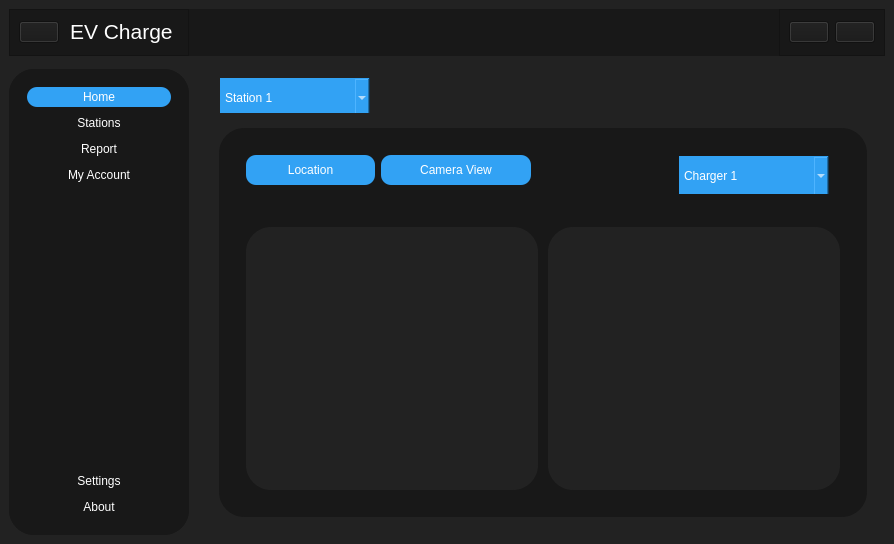
Manjus17/project_EV, file icons/main.ui: the form before one commit.
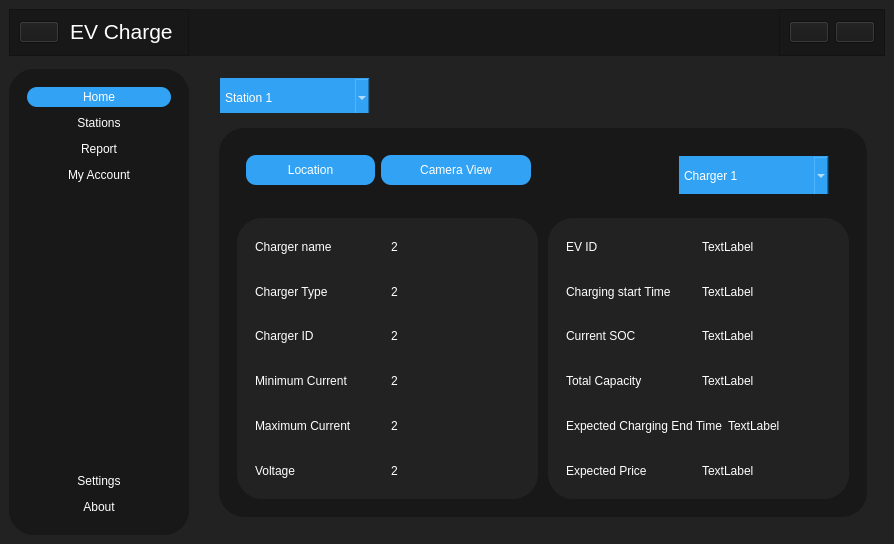
The form after the commit. The open tabs and pages were chosen to show the change. Icons and pictures are not drawn.

What changed in the file:
```diff
--- a/icons/main.ui
+++ b/icons/main.ui
@@ -774,6 +774,12 @@
                     </property>
                     <item row="0" column="0">
                      <widget class="QStackedWidget" name="stackedWidget_2">
+                      <property name="minimumSize">
+                       <size>
+                        <width>0</width>
+                        <height>70</height>
+                       </size>
+                      </property>
                       <property name="currentIndex">
                        <number>0</number>
                       </property>
@@ -1360,6 +1366,18 @@
                                      <property name="spacing">
                                       <number>10</number>
                                      </property>
+                                     <property name="leftMargin">
+                                      <number>0</number>
+                                     </property>
+                                     <property name="topMargin">
+                                      <number>0</number>
+                                     </property>
+                                     <property name="rightMargin">
+                                      <number>0</number>
+                                     </property>
+                                     <property name="bottomMargin">
+                                      <number>0</number>
+                                     </property>
                                      <item>
                                       <widget class="QFrame" name="frame_36">
                                        <property name="styleSheet">
@@ -1371,6 +1389,212 @@
                                        <property name="frameShadow">
                                         <enum>QFrame::Raised</enum>
                                        </property>
+                                       <layout class="QVBoxLayout" name="verticalLayout_19">
+                                        <item>
+                                         <widget class="QFrame" name="frame_70">
+                                          <property name="frameShape">
+                                           <enum>QFrame::StyledPanel</enum>
+                                          </property>
+                                          <property name="frameShadow">
+                                           <enum>QFrame::Raised</enum>
+                                          </property>
+                                          <layout class="QHBoxLayout" name="horizontalLayout_37">
+                                           <item>
+                                            <widget class="QLabel" name="label_45">
+                                             <property name="styleSheet">
+                                              <string notr="true">color: rgb(255, 255, 255);
+font: 12pt &quot;Calibri&quot;;</string>
+                                             </property>
+                                             <property name="text">
+                                              <string>Charger name</string>
+                                             </property>
+                                            </widget>
+                                           </item>
+                                           <item>
+                                            <widget class="QLabel" name="label_46">
+                                             <property name="styleSheet">
+                                              <string notr="true">color: rgb(255, 255, 255);
+font: 12pt &quot;Calibri&quot;;</string>
+                                             </property>
+                                             <property name="text">
+                                              <string>2</string>
+                                             </property>
+                                            </widget>
+                                           </item>
+                                          </layout>
+                                         </widget>
+                                        </item>
+                                        <item>
+                                         <widget class="QFrame" name="frame_71">
+                                          <property name="frameShape">
+                                           <enum>QFrame::StyledPanel</enum>
+                                          </property>
+                                          <property name="frameShadow">
+                                           <enum>QFrame::Raised</enum>
+                                          </property>
+                                          <layout class="QHBoxLayout" name="horizontalLayout_38">
+                                           <item>
+                                            <widget class="QLabel" name="label_47">
+                                             <property name="styleSheet">
+                                              <string notr="true">color: rgb(255, 255, 255);
+font: 12pt &quot;Calibri&quot;;</string>
+                                             </property>
+                                             <property name="text">
+                                              <string>Charger Type</string>
+                                             </property>
+                                            </widget>
+                                           </item>
+                                           <item>
+                                            <widget class="QLabel" name="label_48">
+                                             <property name="styleSheet">
+                                              <string notr="true">color: rgb(255, 255, 255);
+font: 12pt &quot;Calibri&quot;;</string>
+                                             </property>
+                                             <property name="text">
+                                              <string>2</string>
+                                             </property>
+                                            </widget>
+                                           </item>
+                                          </layout>
+                                         </widget>
+                                        </item>
+                                        <item>
+                                         <widget class="QFrame" name="frame_72">
+                                          <property name="frameShape">
+                                           <enum>QFrame::StyledPanel</enum>
+                                          </property>
+                                          <property name="frameShadow">
+                                           <enum>QFrame::Raised</enum>
+                                          </property>
+                                          <layout class="QHBoxLayout" name="horizontalLayout_39">
+                                           <item>
+                                            <widget class="QLabel" name="label_49">
+                                             <property name="styleSheet">
+                                              <string notr="true">color: rgb(255, 255, 255);
+font: 12pt &quot;Calibri&quot;;</string>
+                                             </property>
+                                             <property name="text">
+                                              <string>Charger ID</string>
+                                             </property>
+                                            </widget>
+                                           </item>
+                                           <item>
+                                            <widget class="QLabel" name="label_50">
+                                             <property name="styleSheet">
+                                              <string notr="true">color: rgb(255, 255, 255);
+font: 12pt &quot;Calibri&quot;;</string>
+                                             </property>
+                                             <property name="text">
+                                              <string>2</string>
+                                             </property>
+                                            </widget>
+                                           </item>
+                                          </layout>
+                                         </widget>
+                                        </item>
+                                        <item>
+                                         <widget class="QFrame" name="frame_73">
+                                          <property name="frameShape">
+                                           <enum>QFrame::StyledPanel</enum>
+                                          </property>
+                                          <property name="frameShadow">
+                                           <enum>QFrame::Raised</enum>
+                                          </property>
+                                          <layout class="QHBoxLayout" name="horizontalLayout_40">
+                                           <item>
+                                            <widget class="QLabel" name="label_51">
+                                             <property name="styleSheet">
+                                              <string notr="true">color: rgb(255, 255, 255);
+font: 12pt &quot;Calibri&quot;;</string>
+                                             </property>
+                                             <property name="text">
+                                              <string>Minimum Current</string>
+                                             </property>
+                                            </widget>
+                                           </item>
+                                           <item>
+                                            <widget class="QLabel" name="label_52">
+                                             <property name="styleSheet">
+                                              <string notr="true">color: rgb(255, 255, 255);
+font: 12pt &quot;Calibri&quot;;</string>
+                                             </property>
+                                             <property name="text">
+                                              <string>2</string>
+                                             </property>
+                                            </widget>
+                                           </item>
+                                          </layout>
+                                         </widget>
+                                        </item>
+                                        <item>
+                                         <widget class="QFrame" name="frame_74">
+                                          <property name="frameShape">
+                                           <enum>QFrame::StyledPanel</enum>
+                                          </property>
+                                          <property name="frameShadow">
+                                           <enum>QFrame::Raised</enum>
+                                          </property>
+                                          <layout class="QHBoxLayout" name="horizontalLayout_41">
+                                           <item>
+                                            <widget class="QLabel" name="label_53">
+                                             <property name="styleSheet">
+                                              <string notr="true">color: rgb(255, 255, 255);
+font: 12pt &quot;Calibri&quot;;</string>
+                                             </property>
+                                             <property name="text">
+                                              <string>Maximum Current</string>
+                                             </property>
+                                            </widget>
+                                           </item>
+                                           <item>
+                                            <widget class="QLabel" name="label_54">
+                                             <property name="styleSheet">
+                                              <string notr="true">color: rgb(255, 255, 255);
+font: 12pt &quot;Calibri&quot;;</string>
+                                             </property>
+                                             <property name="text">
+                                              <string>2</string>
+                                             </property>
+                                            </widget>
+                                           </item>
+                                          </layout>
+                                         </widget>
+                                        </item>
+                                        <item>
+                                         <widget class="QFrame" name="frame_75">
+                                          <property name="frameShape">
+                                           <enum>QFrame::StyledPanel</enum>
+                                          </property>
+                                          <property name="frameShadow">
+                                           <enum>QFrame::Raised</enum>
+                                          </property>
+                                          <layout class="QHBoxLayout" name="horizontalLayout_42">
+                                           <item>
+                                            <widget class="QLabel" name="label_55">
+                                             <property name="styleSheet">
+                                              <string notr="true">color: rgb(255, 255, 255);
+font: 12pt &quot;Calibri&quot;;</string>
+                                             </property>
+                                             <property name="text">
+                                              <string>Voltage</string>
+                                             </property>
+                                            </widget>
+                                           </item>
+                                           <item>
+                                            <widget class="QLabel" name="label_56">
+                                             <property name="styleSheet">
+                                              <string notr="true">color: rgb(255, 255, 255);
+font: 12pt &quot;Calibri&quot;;</string>
+                                             </property>
+                                             <property name="text">
+                                              <string>2</string>
+                                             </property>
+                                            </widget>
+                                           </item>
+                                          </layout>
+                                         </widget>
+                                        </item>
+                                       </layout>
                                       </widget>
                                      </item>
                                      <item>
@@ -1384,6 +1608,212 @@
                                        <property name="frameShadow">
                                         <enum>QFrame::Raised</enum>
                                        </property>
+                                       <layout class="QVBoxLayout" name="verticalLayout_18">
+                                        <item>
+                                         <widget class="QFrame" name="frame_76">
+                                          <property name="frameShape">
+                                           <enum>QFrame::StyledPanel</enum>
+                                          </property>
+                                          <property name="frameShadow">
+                                           <enum>QFrame::Raised</enum>
+                                          </property>
+                                          <layout class="QHBoxLayout" name="horizontalLayout_43">
+                                           <item>
+                                            <widget class="QLabel" name="label_59">
+                                             <property name="styleSheet">
+                                              <string notr="true">color: rgb(255, 255, 255);
+font: 12pt &quot;Calibri&quot;;</string>
+                                             </property>
+                                             <property name="text">
+                                              <string>EV ID</string>
+                                             </property>
+                                            </widget>
+                                           </item>
+                                           <item>
+                                            <widget class="QLabel" name="label_60">
+                                             <property name="styleSheet">
+                                              <string notr="true">color: rgb(255, 255, 255);
+font: 12pt &quot;Calibri&quot;;</string>
+                                             </property>
+                                             <property name="text">
+                                              <string>TextLabel</string>
+                                             </property>
+                                            </widget>
+                                           </item>
+                                          </layout>
+                                         </widget>
+                                        </item>
+                                        <item>
+                                         <widget class="QFrame" name="frame_77">
+                                          <property name="frameShape">
+                                           <enum>QFrame::StyledPanel</enum>
+                                          </property>
+                                          <property name="frameShadow">
+                                           <enum>QFrame::Raised</enum>
+                                          </property>
+                                          <layout class="QHBoxLayout" name="horizontalLayout_44">
+                                           <item>
+                                            <widget class="QLabel" name="label_61">
+                                             <property name="styleSheet">
+                                              <string notr="true">color: rgb(255, 255, 255);
+font: 12pt &quot;Calibri&quot;;</string>
+                                             </property>
+                                             <property name="text">
+                                              <string>Charging start Time</string>
+                                             </property>
+                                            </widget>
+                                           </item>
+                                           <item>
+                                            <widget class="QLabel" name="label_62">
+                                             <property name="styleSheet">
+                                              <string notr="true">color: rgb(255, 255, 255);
+font: 12pt &quot;Calibri&quot;;</string>
+                                             </property>
+                                             <property name="text">
+                                              <string>TextLabel</string>
+                                             </property>
+                                            </widget>
+                                           </item>
+                                          </layout>
+                                         </widget>
+                                        </item>
+                                        <item>
+                                         <widget class="QFrame" name="frame_78">
+                                          <property name="frameShape">
+                                           <enum>QFrame::StyledPanel</enum>
+                                          </property>
+                                          <property name="frameShadow">
+                                           <enum>QFrame::Raised</enum>
+                                          </property>
+                                          <layout class="QHBoxLayout" name="horizontalLayout_45">
+                                           <item>
+                                            <widget class="QLabel" name="label_63">
+                                             <property name="styleSheet">
+                                              <string notr="true">color: rgb(255, 255, 255);
+font: 12pt &quot;Calibri&quot;;</string>
+                                             </property>
+                                             <property name="text">
+                                              <string>Current SOC</string>
+                                             </property>
+                                            </widget>
+                                           </item>
+                                           <item>
+                                            <widget class="QLabel" name="label_64">
+                                             <property name="styleSheet">
+                                              <string notr="true">color: rgb(255, 255, 255);
+font: 12pt &quot;Calibri&quot;;</string>
+                                             </property>
+                                             <property name="text">
+                                              <string>TextLabel</string>
+                                             </property>
+                                            </widget>
+                                           </item>
+                                          </layout>
+                                         </widget>
+                                        </item>
+                                        <item>
+                                         <widget class="QFrame" name="frame_79">
+                                          <property name="frameShape">
+                                           <enum>QFrame::StyledPanel</enum>
+                                          </property>
+                                          <property name="frameShadow">
+                                           <enum>QFrame::Raised</enum>
+                                          </property>
+                                          <layout class="QHBoxLayout" name="horizontalLayout_46">
+                                           <item>
+                                            <widget class="QLabel" name="label_65">
+                                             <property name="styleSheet">
+                                              <string notr="true">color: rgb(255, 255, 255);
+font: 12pt &quot;Calibri&quot;;</string>
+                                             </property>
+                                             <property name="text">
+                                              <string>Total Capacity</string>
+                                             </property>
+                                            </widget>
+                                           </item>
+                                           <item>
+                                            <widget class="QLabel" name="label_66">
+                                             <property name="styleSheet">
+                                              <string notr="true">color: rgb(255, 255, 255);
+font: 12pt &quot;Calibri&quot;;</string>
+                                             </property>
+                                             <property name="text">
+                                              <string>TextLabel</string>
+                                             </property>
+                                            </widget>
+                                           </item>
+                                          </layout>
+                                         </widget>
+                                        </item>
+                                        <item>
+                                         <widget class="QFrame" name="frame_80">
+                                          <property name="frameShape">
+                                           <enum>QFrame::StyledPanel</enum>
+                                          </property>
+                                          <property name="frameShadow">
+                                           <enum>QFrame::Raised</enum>
+                                          </property>
+                                          <layout class="QHBoxLayout" name="horizontalLayout_47">
+                                           <item>
+                                            <widget class="QLabel" name="label_57">
+                                             <property name="styleSheet">
+                                              <string notr="true">color: rgb(255, 255, 255);
+font: 12pt &quot;Calibri&quot;;</string>
+                                             </property>
+                                             <property name="text">
+                                              <string>Expected Charging End Time</string>
+                                             </property>
+                                            </widget>
+                                           </item>
+                                           <item>
+                                            <widget class="QLabel" name="label_58">
+                                             <property name="styleSheet">
+                                              <string notr="true">color: rgb(255, 255, 255);
+font: 12pt &quot;Calibri&quot;;</string>
+                                             </property>
+                                             <property name="text">
+                                              <string>TextLabel</string>
+                                             </property>
+                                            </widget>
+                                           </item>
+                                          </layout>
+                                         </widget>
+                                        </item>
+                                        <item>
+                                         <widget class="QFrame" name="frame_81">
+                                          <property name="frameShape">
+                                           <enum>QFrame::StyledPanel</enum>
+                                          </property>
+                                          <property name="frameShadow">
+                                           <enum>QFrame::Raised</enum>
+                                          </property>
+                                          <layout class="QHBoxLayout" name="horizontalLayout_48">
+                                           <item>
+                                            <widget class="QLabel" name="label_67">
+                                             <property name="styleSheet">
+                                              <string notr="true">color: rgb(255, 255, 255);
+font: 12pt &quot;Calibri&quot;;</string>
+                                             </property>
+                                             <property name="text">
+                                              <string>Expected Price</string>
+                                             </property>
+                                            </widget>
+                                           </item>
+                                           <item>
+                                            <widget class="QLabel" name="label_68">
+                                             <property name="styleSheet">
+                                              <string notr="true">color: rgb(255, 255, 255);
+font: 12pt &quot;Calibri&quot;;</string>
+                                             </property>
+                                             <property name="text">
+                                              <string>TextLabel</string>
+                                             </property>
+                                            </widget>
+                                           </item>
+                                          </layout>
+                                         </widget>
+                                        </item>
+                                       </layout>
                                       </widget>
                                      </item>
                                     </layout>
```
Left out of the diff: 1125 changed lines with no effect on the pictures.
